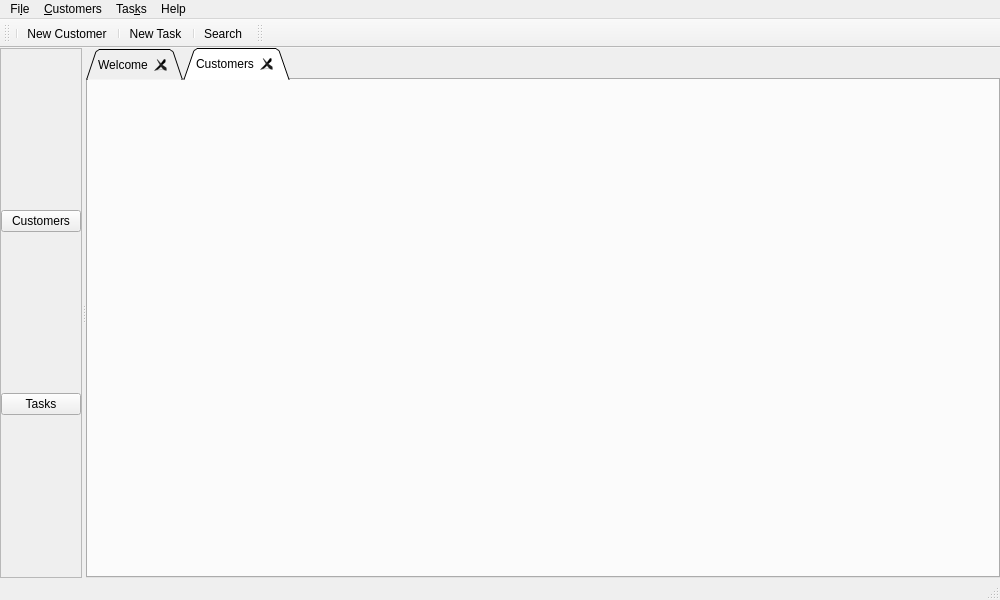
torgcrm/TorgCRM-QtClient, file CRMBaseModule/torgcrmmain.ui: the form before one commit.
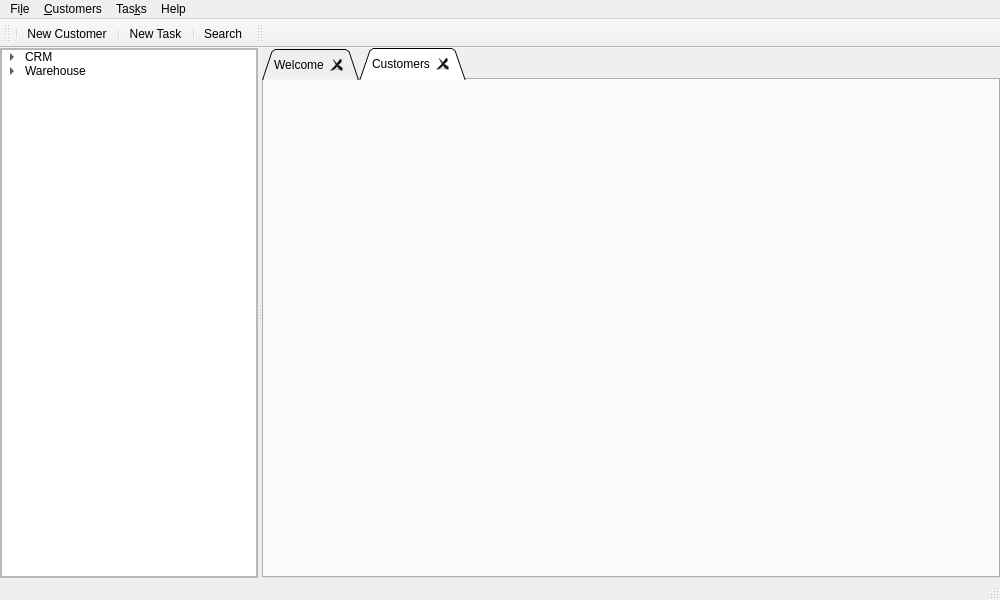
The form after the commit. The open tabs and pages were chosen to show the change. Icons and pictures are not drawn.

Commit message: Tree menu and icons

Diff of the .ui file:
```diff
--- a/CRMBaseModule/torgcrmmain.ui
+++ b/CRMBaseModule/torgcrmmain.ui
@@ -40,7 +40,7 @@
       </property>
       <widget class="QFrame" name="leftMenuFrame">
        <property name="sizePolicy">
-        <sizepolicy hsizetype="Fixed" vsizetype="Preferred">
+        <sizepolicy hsizetype="Minimum" vsizetype="Preferred">
          <horstretch>0</horstretch>
          <verstretch>0</verstretch>
         </sizepolicy>
@@ -68,17 +68,55 @@
          <number>0</number>
         </property>
         <item>
-         <widget class="QPushButton" name="pushButton_2">
-          <property name="text">
-           <string>Customers</string>
+         <widget class="QTreeWidget" name="mainMenu">
+          <property name="sizePolicy">
+           <sizepolicy hsizetype="Expanding" vsizetype="Expanding">
+            <horstretch>0</horstretch>
+            <verstretch>1</verstretch>
+           </sizepolicy>
           </property>
-         </widget>
-        </item>
-        <item>
-         <widget class="QPushButton" name="pushButton">
-          <property name="text">
-           <string>Tasks</string>
+          <property name="headerHidden">
+           <bool>true</bool>
           </property>
+          <column>
+           <property name="text">
+            <string>Main menu</string>
+           </property>
+          </column>
+          <item>
+           <property name="text">
+            <string>CRM</string>
+           </property>
+           <item>
+            <property name="text">
+             <string>Customers</string>
+            </property>
+            <property name="icon">
+             <iconset resource="icons.qrc">
+              <normaloff>:/icons/Icons/customers.ico</normaloff>:/icons/Icons/customers.ico</iconset>
+            </property>
+           </item>
+           <item>
+            <property name="text">
+             <string>Tasks</string>
+            </property>
+            <property name="icon">
+             <iconset>
+              <normalon>:/icons/Icons/task.ico</normalon>
+             </iconset>
+            </property>
+           </item>
+          </item>
+          <item>
+           <property name="text">
+            <string>Warehouse</string>
+           </property>
+           <item>
+            <property name="text">
+             <string>Products</string>
+            </property>
+           </item>
+          </item>
          </widget>
         </item>
        </layout>
```
Left out of the diff: 18 changed lines with no effect on the pictures. The commit also changes 10 other files.
